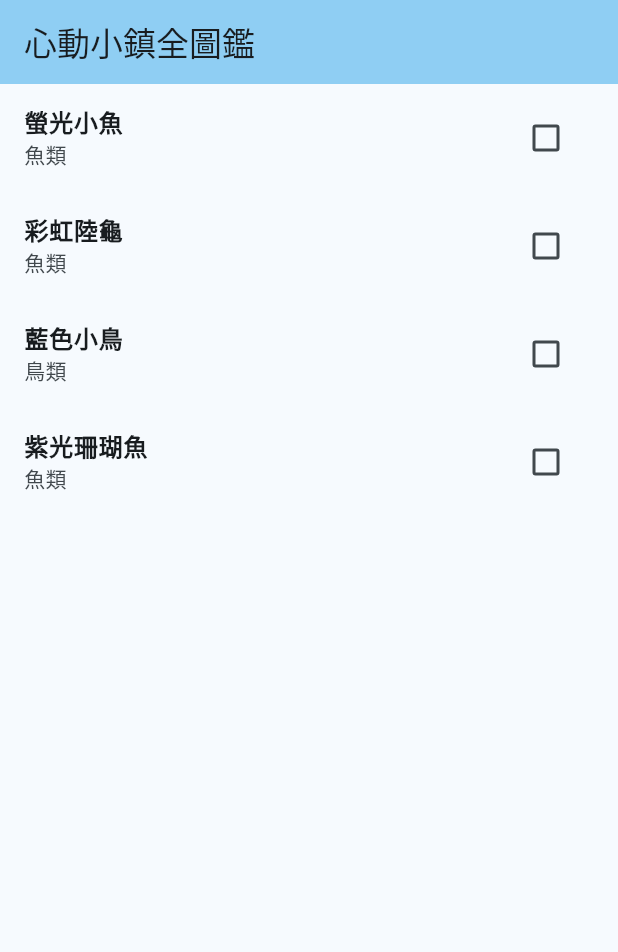
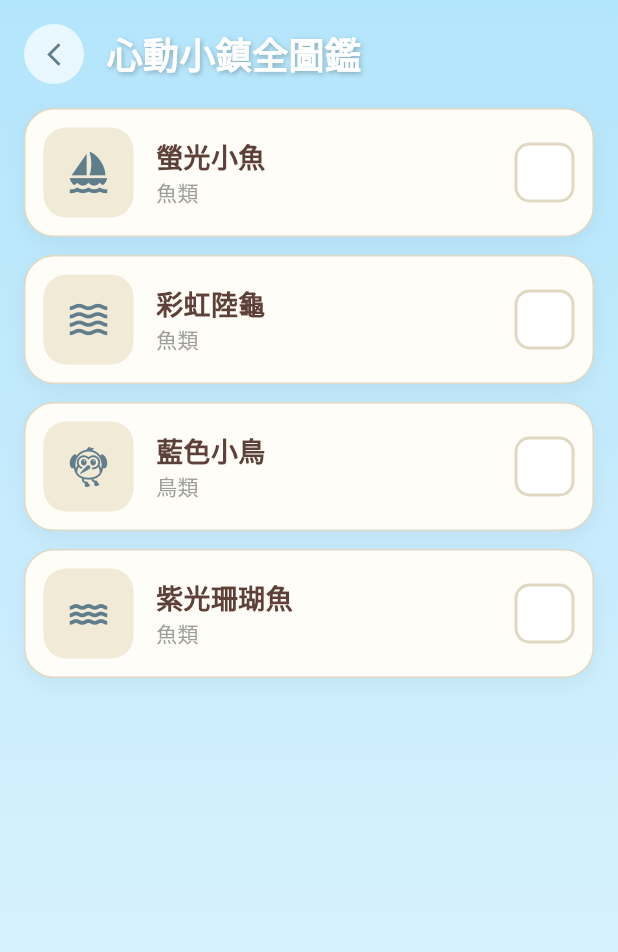
Before and after one commit to minime001/hdxz-app, a Flutter app: the screen it shows after launch, on a phone screen of 412 x 824 dp. Shown: the top 952 px of the screen. Run offline on Flutter 3.47's test engine with Material 3 defaults, Android fonts, the light colour scheme and no system bars; our stand-ins replace shared_preferences.

Commit message:
Enhance UI with gradient background and icons
Updated the UI with a gradient background and custom title row. Added icons to items and improved layout styling.

```diff
--- a/lib/main.dart
+++ b/lib/main.dart
@@ -13,8 +13,12 @@ class HdxzGuideApp extends StatelessWidget {
     return MaterialApp(
       title: '心動小鎮圖鑑',
       theme: ThemeData(
-        colorScheme: ColorScheme.fromSeed(seedColor: Colors.lightBlueAccent),
         useMaterial3: true,
+        // 設定全域字體顏色為深咖啡色，模仿遊戲質感
+        textTheme: const TextTheme(
+          bodyLarge: TextStyle(color: Color(618149811)),
+          bodyMedium: TextStyle(color: Color(618149811)),
+        ),
       ),
       home: const HomePage(),
     );
@@ -29,12 +33,11 @@ class HomePage extends StatefulWidget {
 }
 
 class _HomePageState extends State<HomePage> {
-  // 你可以在這裡繼續增加魚類或鳥類的資料
   final List<Map<String, dynamic>> items = [
-    {"name": "螢光小魚", "category": "魚類", "obtained": false},
-    {"name": "彩虹陸龜", "category": "魚類", "obtained": false},
-    {"name": "藍色小鳥", "category": "鳥類", "obtained": false},
-    {"name": "紫光珊瑚魚", "category": "魚類", "obtained": false},
+    {"name": "螢光小魚", "category": "魚類", "obtained": false, "icon": Icons.sailing},
+    {"name": "彩虹陸龜", "category": "魚類", "obtained": false, "icon": Icons.waves},
+    {"name": "藍色小鳥", "category": "鳥類", "obtained": false, "icon": Icons.flutter_dash},
+    {"name": "紫光珊瑚魚", "category": "魚類", "obtained": false, "icon": Icons.water},
   ];
 
   @override
@@ -63,22 +66,122 @@ class _HomePageState extends State<HomePage> {
   @override
   Widget build(BuildContext context) {
     return Scaffold(
-      appBar: AppBar(
-        title: const Text('心動小鎮全圖鑑'),
-        backgroundColor: Theme.of(context).colorScheme.inversePrimary,
-      ),
-      body: ListView.builder(
-        itemCount: items.length,
-        itemBuilder: (context, index) {
-          return ListTile(
-            title: Text(items[index]['name'], style: const TextStyle(fontWeight: FontWeight.bold)),
-            subtitle: Text(items[index]['category']),
-            trailing: Checkbox(
-              value: items[index]['obtained'],
-              onChanged: (_) => _toggleObtained(index),
+      // 1. 背景改為淡藍色漸層
+      body: Container(
+        decoration: const BoxDecoration(
+          gradient: LinearGradient(
+            begin: Alignment.topCenter,
+            end: Alignment.bottomCenter,
+            colors: [Color(0xFFB3E5FC), Color(0xFFE1F5FE)],
+          ),
+        ),
+        child: Column(
+          children: [
+            // 自定義標題列
+            SafeArea(
+              child: Padding(
+                padding: const EdgeInsets.all(16.0),
+                child: Row(
+                  children: [
+                    const CircleAvatar(
+                      backgroundColor: Colors.white70,
+                      child: Icon(Icons.arrow_back_ios_new, size: 18, color: Colors.blueGrey),
+                    ),
+                    const SizedBox(width: 15),
+                    Text(
+                      '心動小鎮全圖鑑',
+                      style: TextStyle(
+                        fontSize: 24,
+                        fontWeight: FontWeight.bold,
+                        color: Colors.white,
+                        shadows: [Shadow(color: Colors.black26, blurRadius: 4, offset: Offset(1, 1))],
+                      ),
+                    ),
+                  ],
+                ),
+              ),
             ),
-          );
-        },
+
+            // 2. 圖鑑列表
+            Expanded(
+              child: ListView.builder(
+                padding: const EdgeInsets.symmetric(horizontal: 16),
+                itemCount: items.length,
+                itemBuilder: (context, index) {
+                  return Container(
+                    margin: const EdgeInsets.only(bottom: 12),
+                    decoration: BoxDecoration(
+                      color: const Color(0xFFFFFDF7), // 奶油米白色
+                      borderRadius: BorderRadius.circular(20), // 大圓角
+                      boxShadow: [
+                        BoxShadow(
+                          color: Colors.black.withOpacity(0.05),
+                          blurRadius: 10,
+                          offset: const Offset(0, 4),
+                        ),
+                      ],
+                      border: Border.all(color: const Color(0xFFE0D8C3), width: 1), // 淡淡的邊框
+                    ),
+                    child: Padding(
+                      padding: const EdgeInsets.all(12.0),
+                      child: Row(
+                        children: [
+                          // 左側圖示區域
+                          Container(
+                            width: 60,
+                            height: 60,
+                            decoration: BoxDecoration(
+                              color: const Color(0xFFF0EAD6),
+                              borderRadius: BorderRadius.circular(15),
+                            ),
+                            child: Icon(items[index]['icon'], color: Colors.blueGrey, size: 30),
+                          ),
+                          const SizedBox(width: 15),
+                          // 中間文字區域
+                          Expanded(
+                            child: Column(
+                              crossAxisAlignment: CrossAxisAlignment.start,
+                              children: [
+                                Text(
+                                  items[index]['name'],
+                                  style: const TextStyle(
+                                    fontSize: 18,
+                                    fontWeight: FontWeight.bold,
+                                    color: Color(0xFF5D4037),
+                                  ),
+                                ),
+                                Text(
+                                  items[index]['category'],
+                                  style: const TextStyle(color: Colors.grey, fontSize: 14),
+                                ),
+                              ],
+                            ),
+                          ),
+                          // 右側勾選按鈕 (仿遊戲綠色勾選框)
+                          GestureDetector(
+                            onTap: () => _toggleObtained(index),
+                            child: Container(
+                              width: 40,
+                              height: 40,
+                              decoration: BoxDecoration(
+                                color: items[index]['obtained'] ? const Color(0xFF81C784) : Colors.white,
+                                borderRadius: BorderRadius.circular(10),
+                                border: Border.all(color: const Color(0xFFE0D8C3), width: 2),
+                              ),
+                              child: items[index]['obtained']
+                                  ? const Icon(Icons.check, color: Colors.white)
+                                  : null,
+                            ),
+                          ),
+                        ],
+                      ),
+                    ),
+                  );
+                },
+              ),
+            ),
+          ],
+        ),
       ),
     );
   }
```
